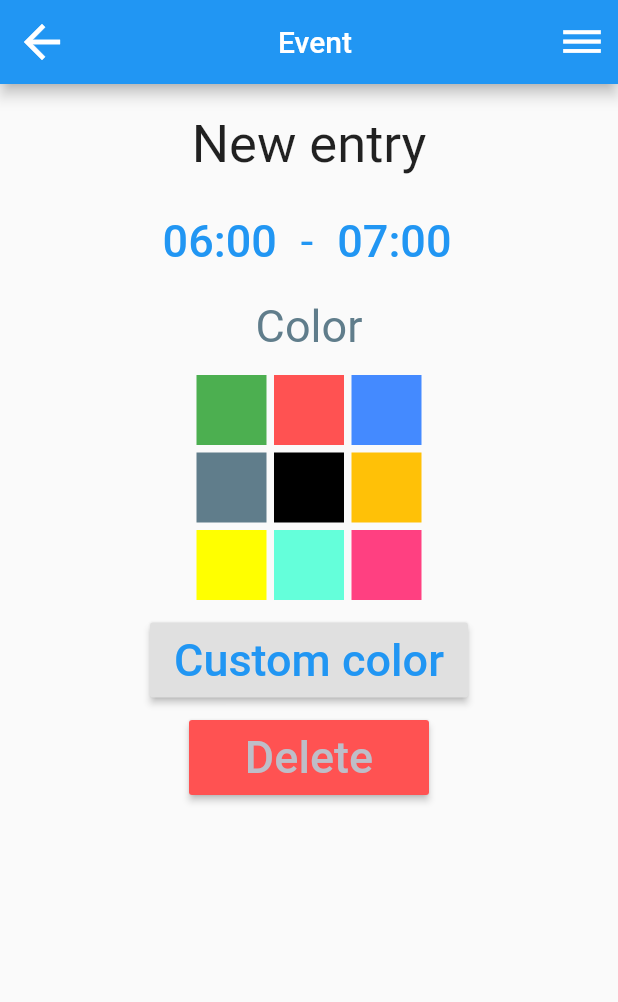
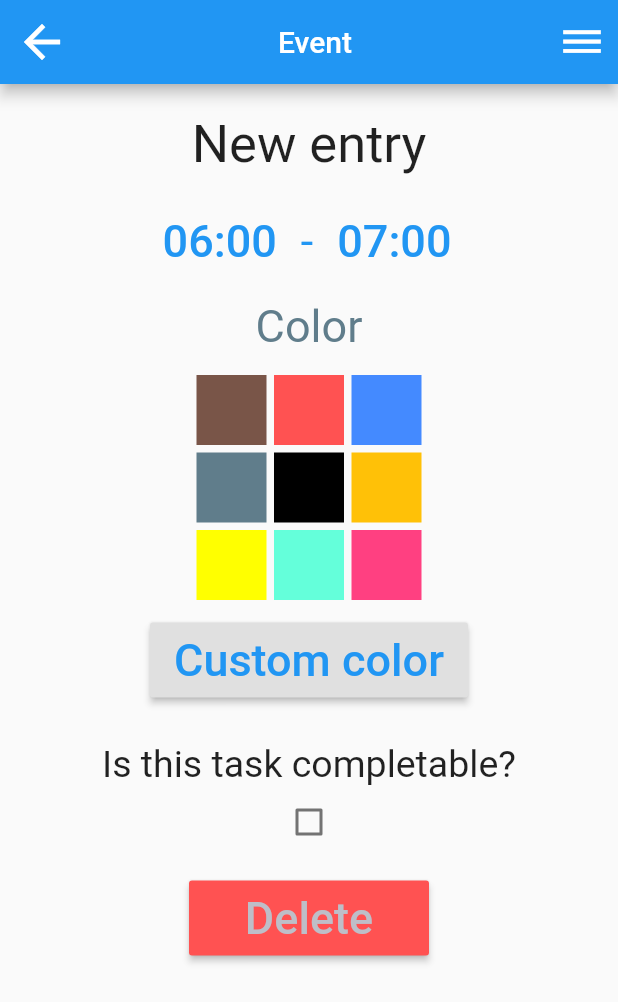
Before and after one commit to ValdemarGr/time-manager, a Flutter app: the CalendarDate widget shown alone on an empty page, opened directly with empty values, after a tap on the "add" icon, on a phone screen of 412 x 824 dp. Shown: the top 1002 px of the screen. Run offline on Flutter 3.47's test engine with Material 2 defaults, Android fonts, the phone set to English and light mode, and no system bars; our stand-ins replace flutter_colorpicker.

Commit message:
More ui things, calendar might be done?

```diff
--- a/mobile/lib/calendar/time_entry/time_entry_data.dart
+++ b/mobile/lib/calendar/time_entry/time_entry_data.dart
@@ -2,18 +2,22 @@
 import 'package:flutter/material.dart';
 
 class TimeEntryData {
-  final int id;
-  final String entryName;
-  final DateTime entryTime;
+  int id;
+  String entryName;
+  DateTime entryTime;
+  Color color;
   DateTime endTime;
-  final Color color;
+  bool completable;
+  bool isCompleted;
 
   TimeEntryData({
     this.id,
     this.entryName,
     this.entryTime,
     this.color = Colors.blueGrey,
-    this.endTime
+    this.endTime,
+    this.completable = false,
+    this.isCompleted = false
   }) {
     if (this.endTime == null) {
       this.endTime = DateTime(entryTime.year, entryTime.month, entryTime.day, entryTime.hour + 1, entryTime.minute);
--- a/mobile/lib/pages/calendar.dart
+++ b/mobile/lib/pages/calendar.dart
@@ -52,7 +52,7 @@ class CalendarPage extends StatelessWidget {
                     crossAxisSpacing: innerSpacing,
                     mainAxisSpacing: innerSpacing,
                     crossAxisCount: 6,
-                    children: snapshot.data.map((x) => Container(color: x.color,)).toList(),
+                    children: snapshot.data.map((x) => Container(color: x.isCompleted ? Colors.green : x.color,)).toList(),
                   )
                 );
               } else {
--- a/mobile/lib/pages/time_entry.dart
+++ b/mobile/lib/pages/time_entry.dart
@@ -28,13 +28,9 @@ class TimeEntryPage extends StatefulWidget {
 }
 
 class TimeEntryPageState extends State<TimeEntryPage> {
+  String timeErrorText;
 
-  void colorChange(BuildContext context, Color color, TimeEntryData currentTed) {
-    this.save(context, TimeEntryData(id: currentTed.id, entryName: currentTed.entryName, entryTime: currentTed.entryTime, color: color, endTime: currentTed.endTime));
-  }
-
-  void save(BuildContext context, TimeEntryData newTed) {
-    print('save called');
+  void save(TimeEntryData newTed) {
     Statics.provider.addEvent(newTed);
     setState(() {
     });
@@ -66,7 +62,7 @@ class TimeEntryPageState extends State<TimeEntryPage> {
           final int colorCount = 3;
 
           final List<Color> colors = <Color>[
-            Colors.green,
+            Colors.brown,
             Colors.redAccent,
             Colors.blueAccent,
 
@@ -113,8 +109,12 @@ class TimeEntryPageState extends State<TimeEntryPage> {
                         title: const Text('Name your event'),
                         content: Container(
                           child: TextField(
+                            autofocus: true,
                             controller: _controller,
-                            onChanged: (str) => this.save(context, TimeEntryData(id: ted.id, color: ted.color, endTime: ted.endTime, entryTime: ted.entryTime, entryName: str)),
+                            onChanged: (str) {
+                              ted.entryName = str;
+                              this.save(ted);
+                            },
                             decoration: InputDecoration(
                               hintText: 'Event name'
                             ),
@@ -141,6 +141,8 @@ class TimeEntryPageState extends State<TimeEntryPage> {
                 children: <Widget>[
                   Row(
                     children: <Widget>[
+
+
                       Container(
                         margin: EdgeInsets.only(left: MediaQuery.of(context).size.width / 5 + 10.0),
                         child: FlatButton(
@@ -163,7 +165,17 @@ class TimeEntryPageState extends State<TimeEntryPage> {
                             ftod.then((todval) {
                               final DateTime dt = ted.entryTime;
                               final DateTime newDt = DateTime(dt.year, dt.month, dt.day, todval.hour, todval.minute);
-                              this.save(context, TimeEntryData(id: ted.id, entryName: ted.entryName, entryTime: newDt, endTime: ted.endTime, color: ted.color));
+
+                              if (newDt.isBefore(ted.endTime)) {
+                                timeErrorText = null;
+
+                                ted.entryTime = newDt;
+                                this.save(ted);
+                              } else {
+                                setState(() {
+                                  timeErrorText = 'The beginning must be before the end.';
+                                });
+                              }
                             });
                           },
                         ),
@@ -197,7 +209,17 @@ class TimeEntryPageState extends State<TimeEntryPage> {
                           ftod.then((todval) {
                             final DateTime dt = ted.endTime;
                             final DateTime newDt = DateTime(dt.year, dt.month, dt.day, todval.hour, todval.minute);
-                            this.save(context, TimeEntryData(id: ted.id, entryName: ted.entryName, endTime: newDt, entryTime: ted.entryTime, color: ted.color));
+
+                            if (newDt.isAfter(ted.entryTime)) {
+                              timeErrorText = null;
+
+                              ted.endTime = newDt;
+                              this.save(ted);
+                            } else {
+                              setState(() {
+                                timeErrorText = 'The end must be after the beginning';
+                              });
+                            }
                           });
                         },
                       ),
@@ -205,6 +227,25 @@ class TimeEntryPageState extends State<TimeEntryPage> {
                   ),
                 ],
               ),
+
+              Builder(
+                builder: (context) {
+                  if (this.timeErrorText != null) {
+                    return Center(
+                      child: Text(
+                        this.timeErrorText,
+                        style: TextStyle(
+                          color: Colors.red,
+                          fontSize: 20.0,
+                        ),
+                      ),
+                    );
+                  } else {
+                    return Container();
+                  }
+                },
+              ),
+
 
               Container(height: 15.0,),
 
@@ -222,7 +263,10 @@ class TimeEntryPageState extends State<TimeEntryPage> {
                         crossAxisCount: colorCount,
                         children: colors.map((x) {
                           return GestureDetector(
-                            onTap: () => this.colorChange(context, x, ted),
+                            onTap: () {
+                              ted.color = x;
+                              this.save(ted);
+                            },
                             child: Container(
                               color: x,
                             ),
@@ -262,7 +306,9 @@ class TimeEntryPageState extends State<TimeEntryPage> {
                                     ),
                                     onPressed: () {
                                       Navigator.pop(context);
-                                      this.colorChange(context, changedToColor, ted);
+
+                                      ted.color = changedToColor;
+                                      this.save(ted);
                                     },
                                   ),
                                 ),
@@ -283,9 +329,29 @@ class TimeEntryPageState extends State<TimeEntryPage> {
                 ),
               ),
 
+              Container(height: 15.0,),
+
+              Center(
+                child: Text(
+                  'Is this task completable?',
+                  style: TextStyle(
+                    fontSize: 25.0
+                  ),
+                ),
+              ),
+
+              Checkbox(
+                value: ted.completable,
+                onChanged: (x) {
+                  ted.completable = x;
+                  this.save(ted);
+                },
+              ),
+
+              Container(height: 15.0,),
+
               Container(
                 height: buttonHeight,
-                //width: deleteButtonWidth,
                 margin: EdgeInsets.only(left: Statics.marginFromWidth(context, deleteButtonWidth), right: Statics.marginFromWidth(context, deleteButtonWidth)),
                 child: delete,
               ),
```
Also changed, not shown: mobile/lib/calendar/time_entry/time_entry.dart (+19 -6 lines), mobile/lib/pages/calendar_date.dart (+36 -5 lines).
